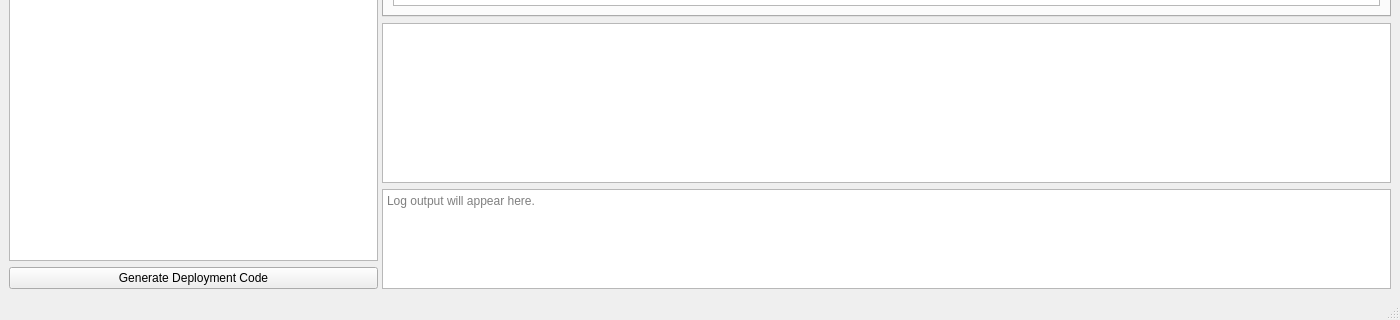
Above: onnx_profiler_display_modify.ui from misunyu/multimodel-scheduling before the change; both pictures show x 0 to 1400 and y 392 to 712 of the 1400 by 712 pixel window. Below: the same form after it.
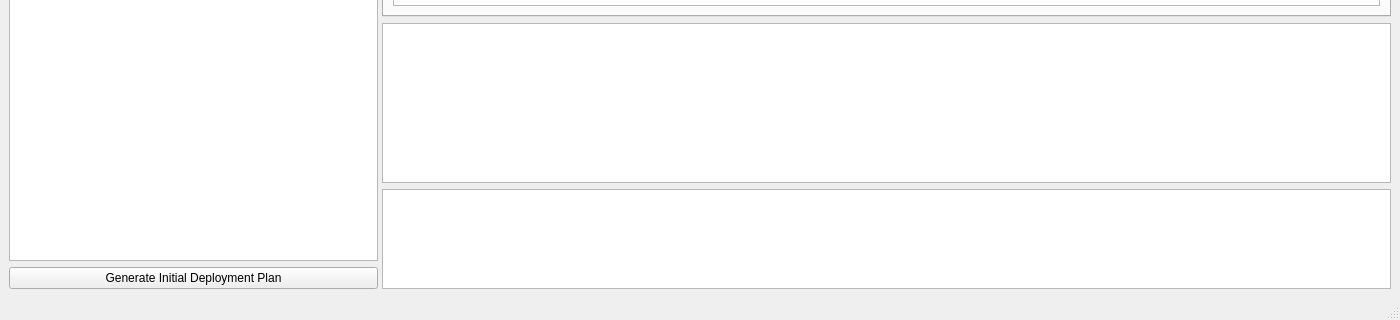
That is the form after the change.

Commit message: Enhance ONNX Profiler: update UI text labels, add legend above log output, implement highlighted CPU model comparison, and refine NPU model logic with simulation-based profiling.

What changed in the file:
```diff
--- a/onnx_profiler_display_modify.ui
+++ b/onnx_profiler_display_modify.ui
@@ -45,7 +45,7 @@
         <item>
          <widget class="QPushButton" name="generate_button">
           <property name="text">
-           <string>Generate Deployment Code</string>
+           <string>Generate Initial Deployment Plan</string>
           </property>
          </widget>
         </item>
@@ -120,7 +120,7 @@
            <size><width>500</width><height>100</height></size>
           </property>
           <property name="readOnly"><bool>true</bool></property>
-          <property name="placeholderText"><string>Log output will appear here.</string></property>
+          <property name="placeholderText"><string></string></property>
          </widget>
         </item>
 
```
The commit also changes 1 other file.
